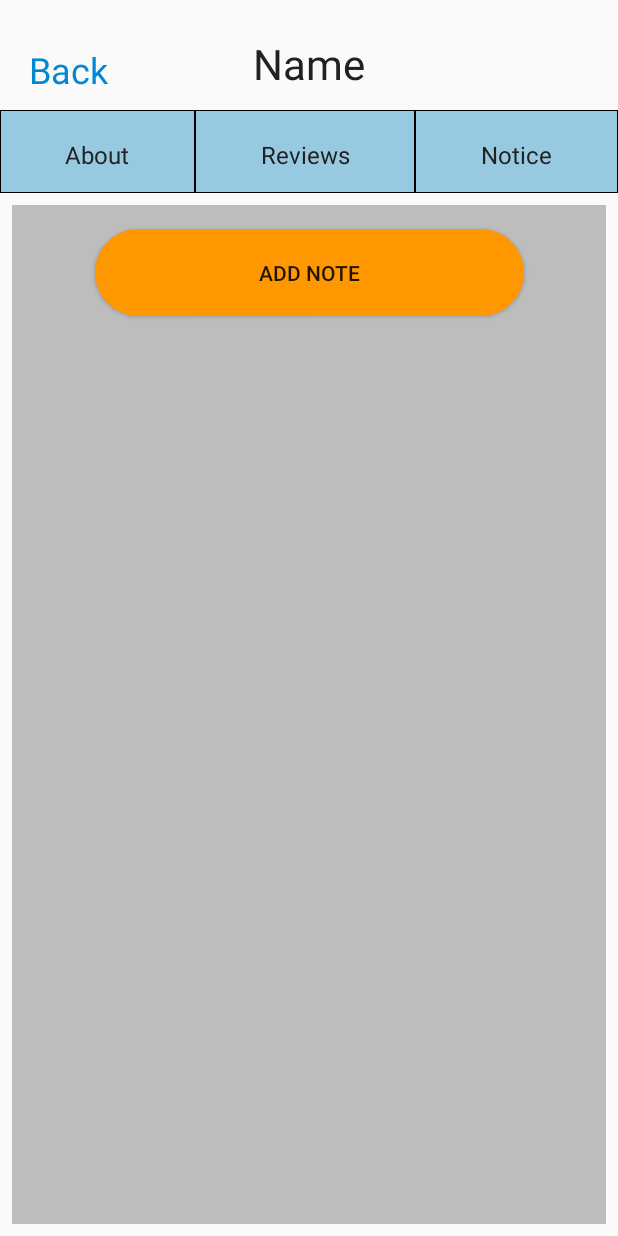
After one commit to xpureheroinex/prp, an Android app: the NoticeActivity screen opened directly, with no data from a screen before it, on a phone screen of 412 x 824 dp. The commit adds this screen. Run offline under Robolectric (Android 15) with nearby library versions, the phone set to English and light mode, and no system bars.

Commit message:
Add reviews & notes

```diff
--- /dev/null
+++ b/android/app/src/main/java/com/example/bookspace/NoticeActivity.java
@@ -0,0 +1,32 @@
+package com.example.bookspace;
+
+import android.content.Intent;
+import android.support.v7.app.AppCompatActivity;
+import android.os.Bundle;
+import android.view.View;
+import android.widget.TextView;
+
+public class NoticeActivity extends AppCompatActivity {
+
+    @Override
+    protected void onCreate(Bundle savedInstanceState) {
+        super.onCreate(savedInstanceState);
+        setContentView(R.layout.activity_notice);
+
+        TextView textAbout = findViewById(R.id.textAbout);
+        textAbout.setOnClickListener(new View.OnClickListener() {
+            @Override
+            public void onClick(View v) {
+                startActivity(new Intent(getApplicationContext(), BookPageActivity.class));
+            }
+        });
+
+        TextView textReviews = findViewById(R.id.textReviews);
+        textReviews.setOnClickListener(new View.OnClickListener() {
+            @Override
+            public void onClick(View v) {
+                startActivity(new Intent(getApplicationContext(), NoticeActivity.class));
+            }
+        });
+    }
+}
--- a/android/app/src/main/res/drawable/textlines.xml
+++ b/android/app/src/main/res/drawable/textlines.xml
@@ -2,7 +2,7 @@
 <layer-list xmlns:android="http://schemas.android.com/apk/res/android" >
     <item>
         <shape android:shape="rectangle" >
-            <solid android:color="@android:color/darker_gray" />
+            <solid android:color="#FF97C9E0" />
             <stroke android:width="0.5dip" android:color="#000000"/>
         </shape>
     </item>
--- /dev/null
+++ b/android/app/src/main/res/layout/activity_notice.xml
@@ -0,0 +1,130 @@
+<?xml version="1.0" encoding="utf-8"?>
+<android.support.constraint.ConstraintLayout xmlns:android="http://schemas.android.com/apk/res/android"
+    xmlns:app="http://schemas.android.com/apk/res-auto"
+    xmlns:tools="http://schemas.android.com/tools"
+    android:layout_width="match_parent"
+    android:layout_height="match_parent"
+    tools:context=".NoticeActivity">
+
+    <TextView
+        android:id="@+id/textTitle2"
+        android:layout_width="145dp"
+        android:layout_height="42dp"
+        android:layout_marginStart="8dp"
+        android:layout_marginEnd="8dp"
+        android:layout_marginBottom="8dp"
+        android:text="Name"
+        android:textAlignment="center"
+        android:textAppearance="@style/TextAppearance.AppCompat.Large"
+        android:textColor="@color/colorTextPrimary"
+        android:textSize="28sp"
+        app:layout_constraintBottom_toBottomOf="parent"
+        app:layout_constraintEnd_toEndOf="parent"
+        app:layout_constraintStart_toStartOf="parent"
+        app:layout_constraintTop_toTopOf="parent"
+        app:layout_constraintVertical_bias="0.029999971" />
+
+    <TextView
+        android:id="@+id/textToBooks2"
+        android:layout_width="75dp"
+        android:layout_height="42dp"
+        android:layout_marginStart="8dp"
+        android:layout_marginEnd="8dp"
+        android:layout_marginBottom="8dp"
+        android:text="Back"
+        android:textAlignment="center"
+        android:textColor="@color/colorPrimaryDark"
+        android:textSize="24sp"
+        app:layout_constraintBottom_toBottomOf="parent"
+        app:layout_constraintEnd_toStartOf="@+id/textTitle"
+        app:layout_constraintHorizontal_bias="0.382"
+        app:layout_constraintStart_toStartOf="parent"
+        app:layout_constraintTop_toTopOf="parent"
+        app:layout_constraintVertical_bias="0.039" />
+
+    <LinearLayout
+        android:id="@+id/Options"
+        android:layout_width="0dp"
+        android:layout_height="55dp"
+        android:layout_marginTop="8dp"
+        android:layout_marginBottom="8dp"
+        android:orientation="horizontal"
+        app:layout_constraintBottom_toBottomOf="parent"
+        app:layout_constraintEnd_toEndOf="parent"
+        app:layout_constraintStart_toStartOf="parent"
+        app:layout_constraintTop_toBottomOf="@+id/textTitle2"
+        app:layout_constraintVertical_bias="0.0">
+
+        <TextView
+            android:id="@+id/textAbout"
+            android:layout_width="wrap_content"
+            android:layout_height="match_parent"
+            android:layout_weight="1"
+            android:background="@drawable/textlines"
+            android:text="\nAbout"
+            android:textAlignment="center"
+            android:textColor="@color/colorTextPrimary"
+            android:textSize="16sp" />
+
+        <TextView
+            android:id="@+id/textReviews"
+            android:layout_width="wrap_content"
+            android:layout_height="match_parent"
+            android:layout_weight="1"
+            android:background="@drawable/textlines"
+            android:text="\nReviews"
+            android:textAlignment="center"
+            android:textColor="@color/colorTextPrimary"
+            android:textSize="16sp" />
+
+        <TextView
+            android:id="@+id/textNotice"
+            android:layout_width="wrap_content"
+            android:layout_height="match_parent"
+            android:layout_weight="1"
+            android:background="@drawable/textlines"
+            android:text="\nNotice"
+            android:textAlignment="center"
+            android:textColor="@color/colorTextPrimary"
+            android:textSize="16sp" />
+    </LinearLayout>
+
+    <ScrollView
+        android:id="@+id/scrollView2"
+        android:layout_width="0dp"
+        android:layout_height="0dp"
+        android:layout_marginStart="8dp"
+        android:layout_marginTop="8dp"
+        android:layout_marginEnd="8dp"
+        android:layout_marginBottom="8dp"
+        android:background="@color/colorDivider"
+        app:layout_constraintBottom_toBottomOf="parent"
+        app:layout_constraintEnd_toEndOf="parent"
+        app:layout_constraintStart_toStartOf="parent"
+        app:layout_constraintTop_toBottomOf="@+id/Options">
+
+        <android.support.constraint.ConstraintLayout
+            android:layout_width="match_parent"
+            android:layout_height="match_parent"
+            android:layout_marginStart="8dp"
+            android:layout_marginEnd="8dp"
+            android:layout_marginBottom="8dp"
+            android:background="@color/colorDivider">
+
+            <Button
+                android:id="@+id/buttonReviews"
+                android:layout_width="286dp"
+                android:layout_height="58dp"
+                android:layout_marginStart="8dp"
+                android:layout_marginTop="16dp"
+                android:layout_marginEnd="8dp"
+                android:layout_marginBottom="8dp"
+                android:background="@drawable/button"
+                android:text="Add note"
+                app:layout_constraintBottom_toBottomOf="parent"
+                app:layout_constraintEnd_toEndOf="parent"
+                app:layout_constraintStart_toStartOf="parent"
+                app:layout_constraintTop_toTopOf="parent" />
+        </android.support.constraint.ConstraintLayout>
+    </ScrollView>
+</android.support.constraint.ConstraintLayout>
--- a/android/app/src/main/res/layout/ratingdialog.xml
+++ b/android/app/src/main/res/layout/ratingdialog.xml
@@ -11,12 +11,12 @@
         android:layout_width="wrap_content"
         android:layout_height="wrap_content"
         android:layout_gravity="center"
+        android:layout_marginTop="10dp"
         android:layout_marginBottom="10dp"
-        android:layout_marginTop="10dp"
         android:clickable="true"
         android:isIndicator="false"
         android:numStars="5"
         android:rating="0"
-        android:stepSize="0.5" />
-
+        android:stepSize="1.0"
+        android:theme="@style/RatingBar" />
 </LinearLayout>
--- a/android/app/src/main/res/values/colors.xml
+++ b/android/app/src/main/res/values/colors.xml
@@ -9,4 +9,6 @@
     <color name="colorTextPrimary">#212121</color>
     <color name="colorTextSecondary">#757575</color>
     <color name="colorDivider">#BDBDBD</color>
+    <color name="duskYellow">#FFFCE203</color>
+    <color name="lightGrey">#FFB8B8B3</color>
 </resources>
--- a/android/app/src/main/res/values/styles.xml
+++ b/android/app/src/main/res/values/styles.xml
@@ -10,4 +10,8 @@
     <style name="SplashTheme" parent="Theme.AppCompat.NoActionBar">
         <item name="android:windowBackground">@drawable/background</item>
     </style>
+    <style name="RatingBar" parent="Theme.AppCompat">
+        <item name="colorControlNormal">@color/lightGrey</item>
+        <item name="colorControlActivated">@color/duskYellow</item>
+    </style>
 </resources>
```
Also changed, not shown: android/app/src/main/AndroidManifest.xml (+14 -3 lines), android/app/src/main/java/com/example/bookspace/BookPageActivity.java (+17 -0 lines), android/app/src/main/java/com/example/bookspace/ReviewsActivity.java (added, +32 -0 lines), android/app/src/main/res/layout/activity_books_page.xml (+10 -9 lines), android/app/src/main/res/layout/activity_reviews.xml (added, +130 -0 lines).
